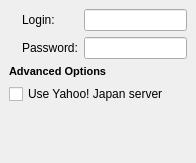
This is wengophone/src/presentation/qt/imaccount/YahooSettings.ui in tkrotoff/WengoPhone as Qt 5 draws it before an edit. The edited form follows.
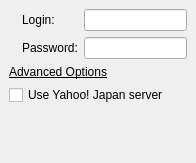
This is the edited form. Icons and pictures are not drawn.

```diff
--- a/wengophone/src/presentation/qt/imaccount/YahooSettings.ui
+++ b/wengophone/src/presentation/qt/imaccount/YahooSettings.ui
@@ -86,19 +86,8 @@
      </property>
      <item row="0" column="0" >
       <widget class="QLabel" name="advancedOptionsLabel" >
-       <property name="font" >
-        <font>
-         <family>MS Shell Dlg</family>
-         <pointsize>8</pointsize>
-         <weight>75</weight>
-         <italic>false</italic>
-         <bold>true</bold>
-         <underline>false</underline>
-         <strikeout>false</strikeout>
-        </font>
-       </property>
        <property name="text" >
-        <string>Advanced Options</string>
+        <string>&lt;u>Advanced Options&lt;/u></string>
        </property>
       </widget>
      </item>
```
